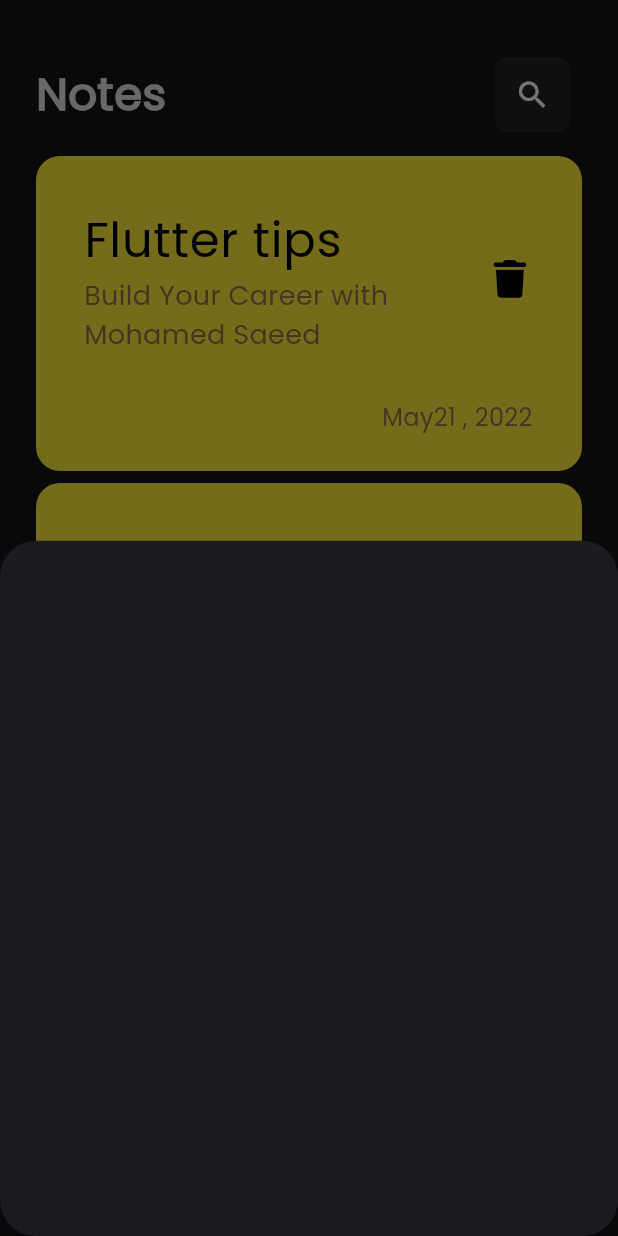
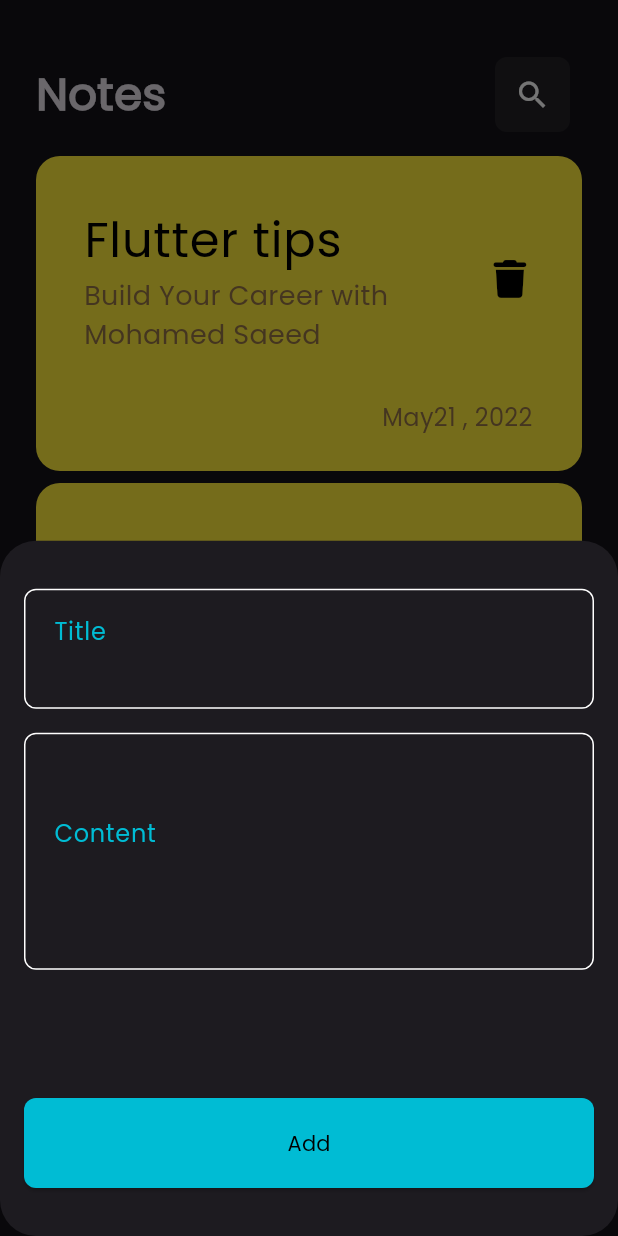
Before and after one commit to MoHaMeD-Sa3eD/News-App, a Flutter app: the screen it shows after launch, after a tap on the "add" icon, on a phone screen of 412 x 824 dp. Run offline on Flutter 3.47's test engine with Material 3 defaults, Android fonts, the phone set to English and light mode, and no system bars; our stand-ins replace font_awesome_flutter.

Commit message:
created custom TextField and ElevatedButton for the bottomSheet

```diff
--- /dev/null
+++ b/lib/ui-part/constants.dart
@@ -0,0 +1,3 @@
+import 'package:flutter/material.dart';
+
+const Color kPrimaryCyanColor = Colors.cyan;
--- /dev/null
+++ b/lib/ui-part/custom_widgets/custom-widgets/CustomElevatedButton.dart
@@ -0,0 +1,34 @@
+import 'package:flutter/material.dart';
+
+import '../../constants.dart';
+
+class CustomElevatedButton extends StatelessWidget {
+
+  final Function() onPressed;
+
+  final String buttonText;
+  const CustomElevatedButton({
+    super.key, required this.onPressed, required this.buttonText,
+  });
+
+  @override
+  Widget build(BuildContext context) {
+    return ElevatedButton(
+      style: ElevatedButton.styleFrom(
+        shape: RoundedRectangleBorder(
+          borderRadius: BorderRadius.circular(8),
+        ),
+        backgroundColor: kPrimaryCyanColor,
+        minimumSize: const Size(
+          double.infinity,
+          60,
+        ),
+      ),
+      onPressed: onPressed,
+      child:  Text(
+        buttonText,
+        style: const TextStyle(color: Colors.black),
+      ),
+    );
+  }
+}
--- a/lib/ui-part/custom_widgets/custom-widgets/CustomFAB.dart
+++ b/lib/ui-part/custom_widgets/custom-widgets/CustomFAB.dart
@@ -1,4 +1,7 @@
 import 'package:flutter/material.dart';
+import 'package:notes_app/ui-part/custom_widgets/custom_models/CustomTextFieldModel.dart';
+import 'CustomElevatedButton.dart';
+import 'CustomTextField.dart';
 
 class CustomFAB extends StatelessWidget {
   const CustomFAB({
@@ -26,11 +29,33 @@ class CustomFAB extends StatelessWidget {
     showModalBottomSheet(
       context: context,
       builder: (context) {
-        return Container();
+        return Padding(
+          padding: const EdgeInsets.symmetric(horizontal: 16.0, vertical: 32),
+          child: Column(
+            children: [
+              CustomTextField(
+                customTextFieldModel: CustomTextFieldModel(
+                  onSubmitted: (String data) {},
+                  verticalPadding: 16,
+                  hintText: 'Title',
+                ),
+              ),
+              CustomTextField(
+                  customTextFieldModel: CustomTextFieldModel(
+                onSubmitted: (String data) {},
+                verticalPadding: 55,
+                hintText: 'Content',
+              )),
+              const Spacer(),
+              CustomElevatedButton(
+                onPressed: () {},
+                buttonText: 'Add',
+              ),
+            ],
+          ),
+        );
       },
-      shape: RoundedRectangleBorder(
-        borderRadius: BorderRadius.circular(24)
-      ),
+      shape: RoundedRectangleBorder(borderRadius: BorderRadius.circular(24)),
     );
   }
 }
--- /dev/null
+++ b/lib/ui-part/custom_widgets/custom-widgets/CustomTextField.dart
@@ -0,0 +1,43 @@
+import 'package:flutter/material.dart';
+import 'package:notes_app/ui-part/custom_widgets/custom_models/CustomTextFieldModel.dart';
+
+import '../../constants.dart';
+
+class CustomTextField extends StatelessWidget {
+  final CustomTextFieldModel customTextFieldModel;
+
+  const CustomTextField({super.key, required this.customTextFieldModel});
+
+  @override
+  Widget build(BuildContext context) {
+    return Padding(
+      padding: const EdgeInsets.only(bottom: 16.0),
+      child: TextField(
+     cursorColor: kPrimaryCyanColor,
+        maxLines: 2,
+        onSubmitted: customTextFieldModel.onSubmitted,
+        decoration: InputDecoration(
+          contentPadding: EdgeInsets.symmetric(
+              horizontal: 16, vertical: customTextFieldModel.verticalPadding),
+          border: OutlineInputBorder(
+            borderRadius: BorderRadius.circular(8),
+          ),
+          enabledBorder: OutlineInputBorder(
+            borderRadius: BorderRadius.circular(8),
+            borderSide: const BorderSide(
+              color: Colors.white,
+            ),
+          ),
+          focusedBorder: OutlineInputBorder(
+            borderRadius: BorderRadius.circular(8),
+            borderSide: const BorderSide(
+              color: kPrimaryCyanColor,
+            ),
+          ),
+          hintText: customTextFieldModel.hintText,
+          hintStyle: const TextStyle(color: kPrimaryCyanColor),
+        ),
+      ),
+    );
+  }
+}
--- /dev/null
+++ b/lib/ui-part/custom_widgets/custom_models/CustomTextFieldModel.dart
@@ -0,0 +1,12 @@
+class CustomTextFieldModel {
+  final double verticalPadding;
+
+  final String hintText;
+
+  final Function(String data) onSubmitted;
+
+  CustomTextFieldModel(
+      {required this.verticalPadding,
+      required this.hintText,
+      required this.onSubmitted});
+}
```
